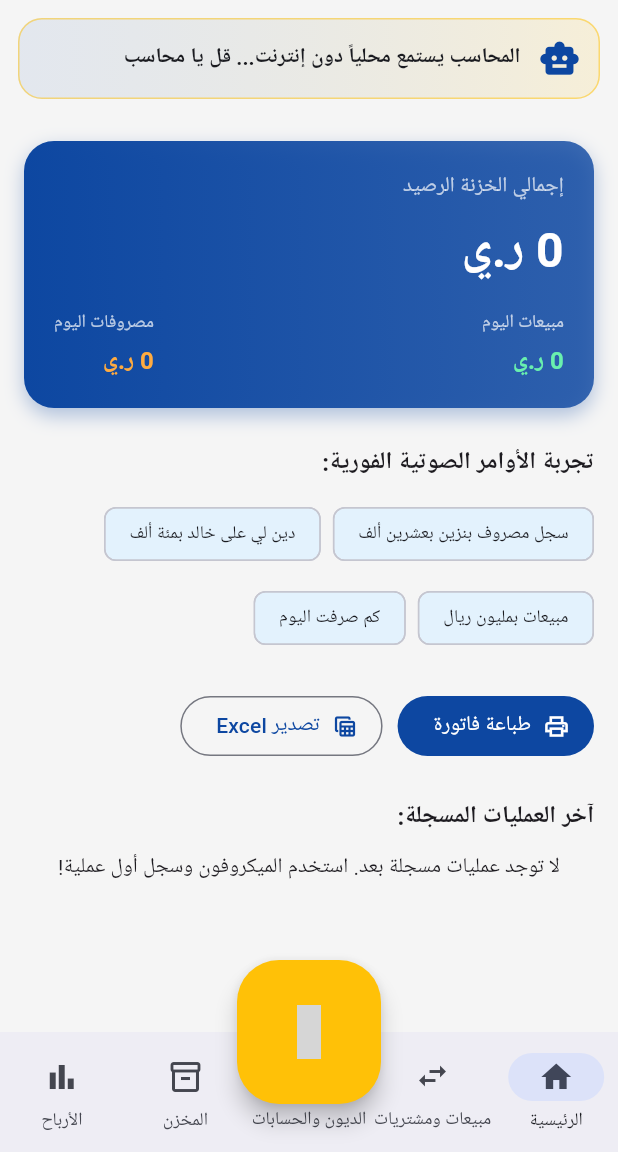
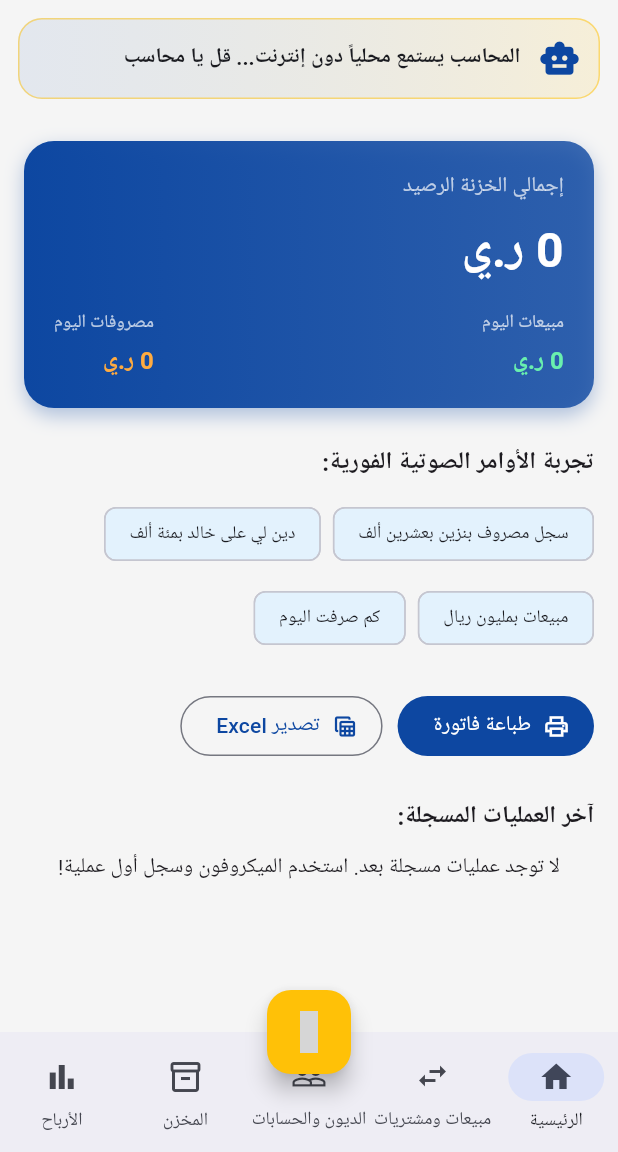
Before and after one commit to alnwmbshyr1-cell/smart-accountant, a Flutter app: the screen it shows after launch, on a phone screen of 412 x 824 dp, the part 84-1236 px from its top. Run offline on Flutter 3.47's test engine with Material 3 defaults, Android fonts, the phone set to English and light mode, and no system bars; drawn by our look-alikes of flutter_animate; our stand-ins replace fl_chart, flutter_riverpod, flutter_secure_storage, flutter_tts, google_fonts, google_generative_ai and 7 more; missing offline and left inert: excel, porcupine_flutter, vosk_flutter; accounts and stored records are empty; Roboto replaces fonts that are missing (Cairo); grey boxes are pictures that could not be loaded.

Commit message:
ui: shrink microphone button and show recording state

```diff
--- a/lib/main.dart
+++ b/lib/main.dart
@@ -577,7 +577,7 @@ class _MainDashboardScreenState extends ConsumerState<MainDashboardScreen> {
           ],
         ),
       ),
-      floatingActionButton: FloatingActionButton.large(
+      floatingActionButton: FloatingActionButton(
         onPressed: _isVoiceInitializing || _isLoading
             ? null
             : () {
@@ -587,20 +587,27 @@ class _MainDashboardScreenState extends ConsumerState<MainDashboardScreen> {
                   _startTimedVoiceCapture();
                 }
               },
-        backgroundColor: _isListening ? Colors.red : colorScheme.secondary,
+        backgroundColor:
+            (_isListening || _isRecording) ? Colors.red : colorScheme.secondary,
+        foregroundColor:
+            (_isListening || _isRecording) ? Colors.white : Colors.black87,
+        tooltip:
+            (_isListening || _isRecording) ? 'إيقاف التسجيل' : 'بدء التسجيل',
         child: _isVoiceInitializing
             ? const SizedBox(
-                width: 28,
-                height: 28,
+                width: 22,
+                height: 22,
                 child: CircularProgressIndicator(
-                  strokeWidth: 3,
+                  strokeWidth: 2.5,
                   color: Colors.black87,
                 ),
               )
             : Icon(
-                _isListening ? Symbols.stop : Symbols.mic,
-                size: 36,
-                color: _isListening ? Colors.white : Colors.black87,
+                (_isListening || _isRecording) ? Symbols.stop : Symbols.mic,
+                size: 28,
+                color: (_isListening || _isRecording)
+                    ? Colors.white
+                    : Colors.black87,
               ),
       ),
       floatingActionButtonLocation: FloatingActionButtonLocation.centerDocked,
```
Also changed, not shown: 1 other file.
